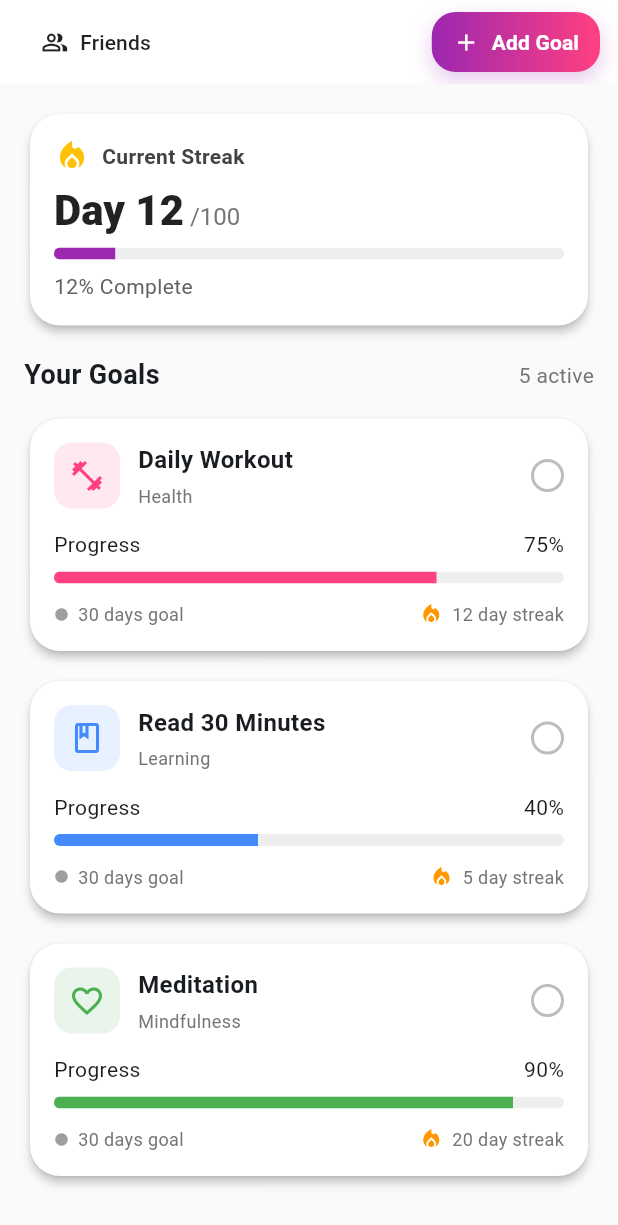
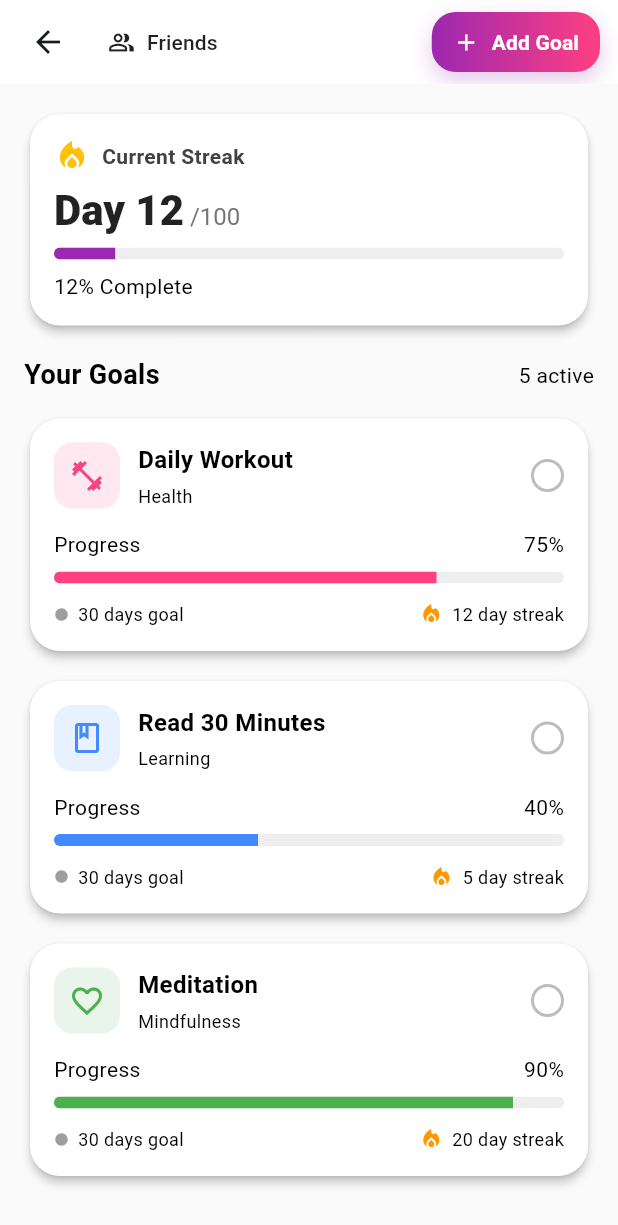
Before and after one commit to PetchSuriya/Challenge-Goal-App, a Flutter app: the GoalPage screen opened by its route, on a phone screen of 412 x 824 dp. Shown: the top 1225 px of the screen. Run offline on Flutter 3.47's test engine with Material 3 defaults, Android fonts, the phone set to English and light mode, and no system bars; our stand-ins replace flutter_riverpod, go_router, image_picker, shared_preferences; accounts and stored records are empty.

Commit message:
Update Goal Detail

```diff
--- a/lib/core/constants/app_constants.dart
+++ b/lib/core/constants/app_constants.dart
@@ -17,6 +17,7 @@ class AppConstants {
   static const String resetPasswordRoute = '/reset-password';
   static const String dashboardRoute = '/dashboard';
   static const String goalRoute = '/goals';
+  static const String goalDetailRoute = '/goals/detail';
   static const String homeRoute = '/home';
   static const String settingsRoute = '/settings';
 
--- a/lib/features/goal/view/goal_page.dart
+++ b/lib/features/goal/view/goal_page.dart
@@ -1,4 +1,7 @@
 import 'package:flutter/material.dart';
+import 'package:go_router/go_router.dart';
+import '../../../core/constants/app_constants.dart';
+import 'goal_detail_page.dart';
 
 /// GoalPage - Redesigned to match login style with custom header, streak card, and goal list
 class GoalPage extends StatefulWidget {
@@ -19,10 +22,18 @@ class _GoalPageState extends State<GoalPage> {
         backgroundColor: Colors.white,
         surfaceTintColor: Colors.white,
         elevation: 1,
-        leadingWidth: 120,
+        leadingWidth: 220,
         leading: Padding(
           padding: const EdgeInsets.only(left: 8),
-          child: TextButton.icon(
+          child: Row(
+            mainAxisSize: MainAxisSize.min,
+            children: [
+              IconButton(
+                icon: const Icon(Icons.arrow_back),
+                onPressed: () => context.go(AppConstants.dashboardRoute),
+              ),
+              const SizedBox(width: 4),
+              TextButton.icon(
                 onPressed: () {
                   setState(() {
                     _showMutual = !_showMutual;
@@ -35,6 +46,8 @@ class _GoalPageState extends State<GoalPage> {
                 ),
                 icon: Icon(_showMutual ? Icons.person_outline : Icons.people_alt_outlined),
                 label: Text(_showMutual ? 'Personal' : 'Friends'),
+              ),
+            ],
           ),
         ),
         actions: [
@@ -67,12 +80,12 @@ class _GoalPageState extends State<GoalPage> {
               children: [
                 Text(
                   _showMutual ? 'Mutual Goals' : 'Your Goals',
-                  style: const TextStyle(fontWeight: FontWeight.bold, fontSize: 18),
+                  style: const TextStyle(fontWeight: FontWeight.bold, fontSize: 18, color: Colors.black),
                 ),
                 const Spacer(),
                 Text(
                   _showMutual ? '3 active' : '5 active',
-                  style: TextStyle(color: Colors.grey.shade600, fontSize: 14),
+                  style: const TextStyle(color: Colors.black, fontSize: 14),
                 ),
               ],
             ),
@@ -178,7 +191,24 @@ class _GoalCard extends StatelessWidget {
 
   @override
   Widget build(BuildContext context) {
-    return Card(
+    return InkWell(
+      borderRadius: BorderRadius.circular(20),
+      onTap: () {
+        final totalDays = _extractFirstInt(durationText) ?? 30;
+        final completedApprox = (progress * totalDays).round();
+        final streak = _extractFirstInt(streakText) ?? 0;
+        final args = GoalDetailArgs(
+          title: title,
+          category: category,
+          totalDays: totalDays,
+          completed: completedApprox,
+          currentStreak: streak,
+        );
+        if (context.mounted) {
+          context.push(AppConstants.goalDetailRoute, extra: args);
+        }
+      },
+      child: Card(
       elevation: 2.5,
       color: Colors.white,
       surfaceTintColor: Colors.white,
@@ -207,12 +237,16 @@ class _GoalCard extends StatelessWidget {
                     children: [
                       Text(
                         title,
-                        style: const TextStyle(fontSize: 16, fontWeight: FontWeight.w700),
+                        style: const TextStyle(
+                          fontSize: 16,
+                          fontWeight: FontWeight.w700,
+                          color: Colors.black,
+                        ),
                       ),
                       const SizedBox(height: 4),
                       Text(
                         category,
-                        style: TextStyle(fontSize: 12, color: Colors.grey.shade600),
+                        style: const TextStyle(fontSize: 12, color: Colors.black),
                       ),
                     ],
                   ),
@@ -238,9 +272,12 @@ class _GoalCard extends StatelessWidget {
             // Progress section
             Row(
               children: [
-                const Text('Progress'),
+                const Text('Progress', style: TextStyle(color: Colors.black)),
                 const Spacer(),
-                Text('${(progress * 100).round()}%'),
+                Text(
+                  '${(progress * 100).round()}%',
+                  style: const TextStyle(color: Colors.black),
+                ),
               ],
             ),
             const SizedBox(height: 8),
@@ -265,7 +302,7 @@ class _GoalCard extends StatelessWidget {
                     const SizedBox(width: 6),
                     Text(
                       durationText,
-                      style: TextStyle(color: Colors.grey.shade600, fontSize: 12),
+                      style: const TextStyle(color: Colors.black, fontSize: 12),
                     ),
                   ],
                 ),
@@ -276,7 +313,7 @@ class _GoalCard extends StatelessWidget {
                     const SizedBox(width: 6),
                     Text(
                       streakText,
-                      style: TextStyle(color: Colors.grey.shade600, fontSize: 12),
+                      style: const TextStyle(color: Colors.black, fontSize: 12),
                     ),
                   ],
                 ),
@@ -285,8 +322,17 @@ class _GoalCard extends StatelessWidget {
           ],
         ),
       ),
+      ),
     );
   }
+}
+
+int? _extractFirstInt(String text) {
+  final match = RegExp(r"(\d+)").firstMatch(text);
+  if (match != null) {
+    return int.tryParse(match.group(1)!);
+  }
+  return null;
 }
 
 class _CurrentStreakCard extends StatelessWidget {
@@ -343,7 +389,10 @@ class _CurrentStreakCard extends StatelessWidget {
               ),
             ),
             const SizedBox(height: 8),
-            Text('${(percent * 100).round()}% Complete', style: TextStyle(color: Colors.grey.shade700)),
+            Text(
+              '${(percent * 100).round()}% Complete',
+              style: const TextStyle(color: Colors.black),
+            ),
           ],
         ),
       ),
--- a/lib/routes/app_routes.dart
+++ b/lib/routes/app_routes.dart
@@ -5,6 +5,7 @@ import '../features/profile/view/profile_page.dart';
 import '../features/profile/view/reset_password_page.dart';
 import '../features/dashboard/view/dashboard_page.dart';
 import '../features/goal/view/goal_page.dart';
+import '../features/goal/view/goal_detail_page.dart';
 import '../services/auth_service.dart';
 import '../core/constants/app_constants.dart';
 
@@ -89,6 +90,18 @@ class AppRoutes {
         builder: (context, state) => const GoalPage(),
       ),
 
+      /// หน้า Goal Detail - รายละเอียดของเป้าหมาย
+      /// Path: '/goals/detail'
+      /// Access: Protected (ต้อง login ก่อน)
+      GoRoute(
+        path: AppConstants.goalDetailRoute,
+        name: 'goal-detail',
+        builder: (context, state) {
+          final extra = state.extra;
+          return GoalDetailPage(args: extra is GoalDetailArgs ? extra : null);
+        },
+      ),
+
       /// หน้า Reset Password - รีเซ็ตรหัสผ่าน
       /// Path: '/reset-password'
       /// Access: Public (ทุกคนเข้าได้)
```
Also changed, not shown: lib/features/goal/view/goal_detail_page.dart (added, +422 -0 lines), 1 other file. Lines whose indentation alone changed are shown as unchanged.
